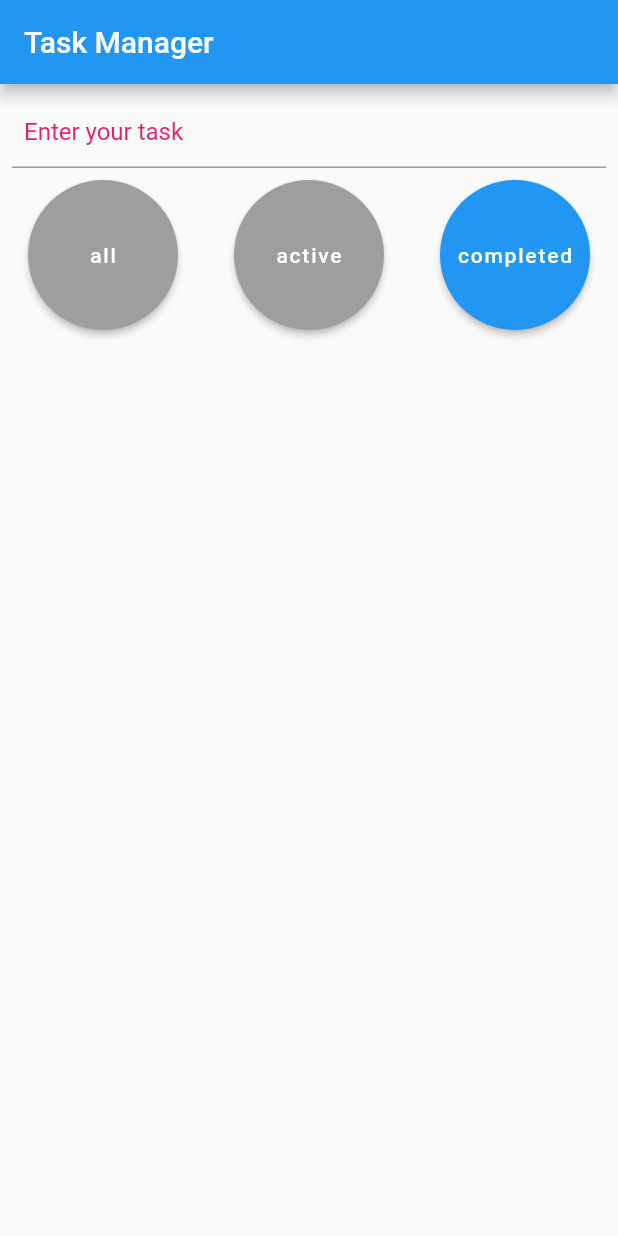
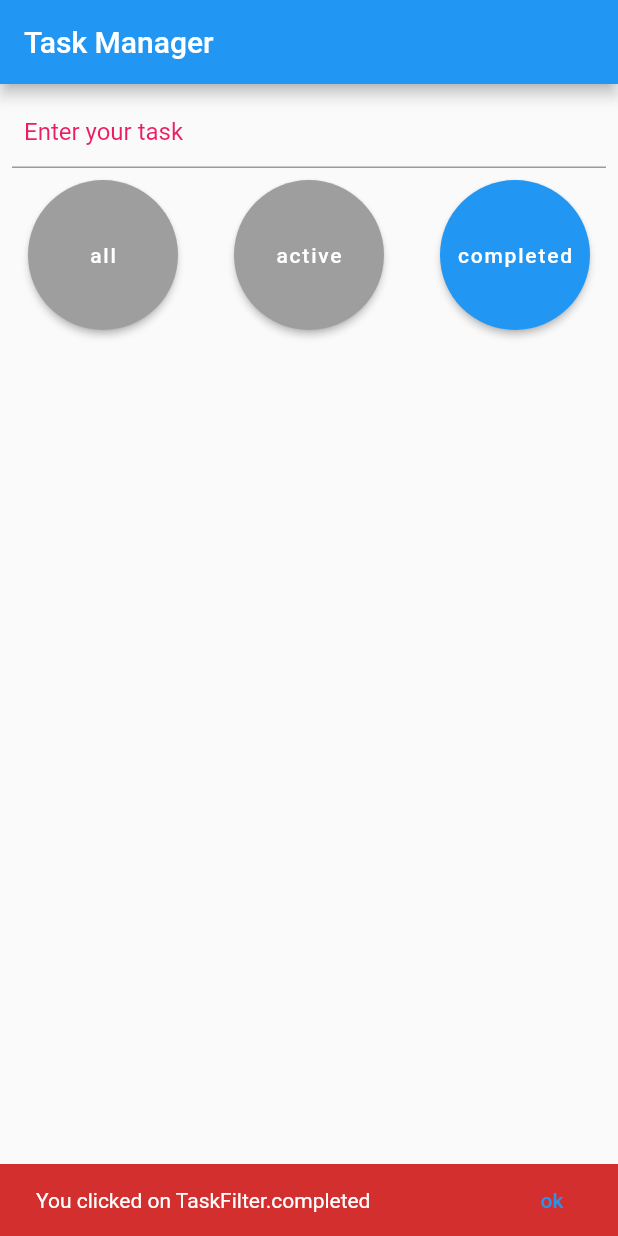
Before and after one commit to mollaie/reiverpod_sample, a Flutter app: the screen it shows after launch, after a tap on "completed", on a phone screen of 412 x 824 dp. Run offline on Flutter 3.47's test engine with Material 2 defaults, Android fonts, the phone set to English and light mode, and no system bars; our stand-ins replace hooks_riverpod.

Commit message:
added snackbar

```diff
--- /dev/null
+++ b/lib/extension.dart
@@ -0,0 +1,36 @@
+import 'package:flutter/material.dart';
+
+extension ShowSnackBar on BuildContext {
+  /// Displays a basic snackbar
+  void showSnackBar(
+    String message, {
+    Color? textColor,
+    Color? backgroundColor,
+    String? actionLabel,
+  }) {
+    ScaffoldMessenger.of(this).showSnackBar(SnackBar(
+      content: Text(
+        message,
+        style: textColor == null ? null : TextStyle(color: textColor),
+      ),
+      backgroundColor: backgroundColor,
+      action: SnackBarAction(
+        label: actionLabel ?? 'ok',
+        onPressed: () {},
+      ),
+    ));
+  }
+
+  /// Displays a red snackbar indicating error
+  void showErrorSnackBar(
+    String message, {
+    String? actionLabel,
+  }) {
+    showSnackBar(
+      message,
+      textColor: Theme.of(this).colorScheme.onErrorContainer,
+      backgroundColor: Theme.of(this).colorScheme.errorContainer,
+      actionLabel: actionLabel,
+    );
+  }
+}
--- a/lib/main.dart
+++ b/lib/main.dart
@@ -1,5 +1,6 @@
 import 'package:flutter/material.dart';
 import 'package:hooks_riverpod/hooks_riverpod.dart';
+import 'package:riverpod_sample/extension.dart';
 import 'package:riverpod_sample/provider.dart';
 
 import 'core.dart';
@@ -97,6 +98,13 @@ class MyApp extends ConsumerWidget {
                           ref
                               .read(taskListFilterProvider.notifier)
                               .setFilter(f);
+                          if (f != TaskFilter.completed) {
+                            context
+                                .showSnackBar("You clicked on ${f.toString()}");
+                          } else {
+                            context.showErrorSnackBar(
+                                "You clicked on ${f.toString()}");
+                          }
                         },
                         selected: f == filter,
                       ),
```
